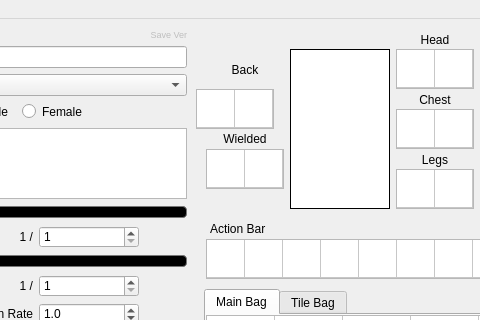
Before: the Qt Designer form starcheat/templates/MainWindow.ui in wizzomafizzo/starcheat, drawn with Qt 5; both pictures show x 114 to 594 and y 0 to 320 of the 715 by 500 pixel window.
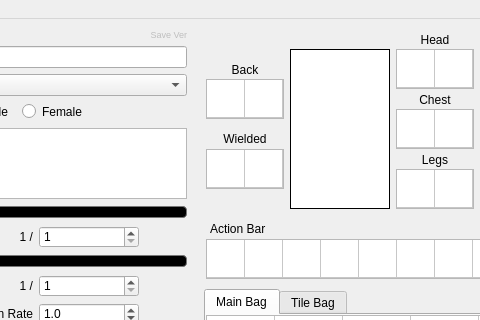
After: the same form once the commit is applied.

```diff
--- a/starcheat/templates/MainWindow.ui
+++ b/starcheat/templates/MainWindow.ui
@@ -566,8 +566,8 @@
    <widget class="QTableWidget" name="back">
     <property name="geometry">
      <rect>
-      <x>310</x>
-      <y>70</y>
+      <x>320</x>
+      <y>60</y>
       <width>78</width>
       <height>40</height>
      </rect>
```
